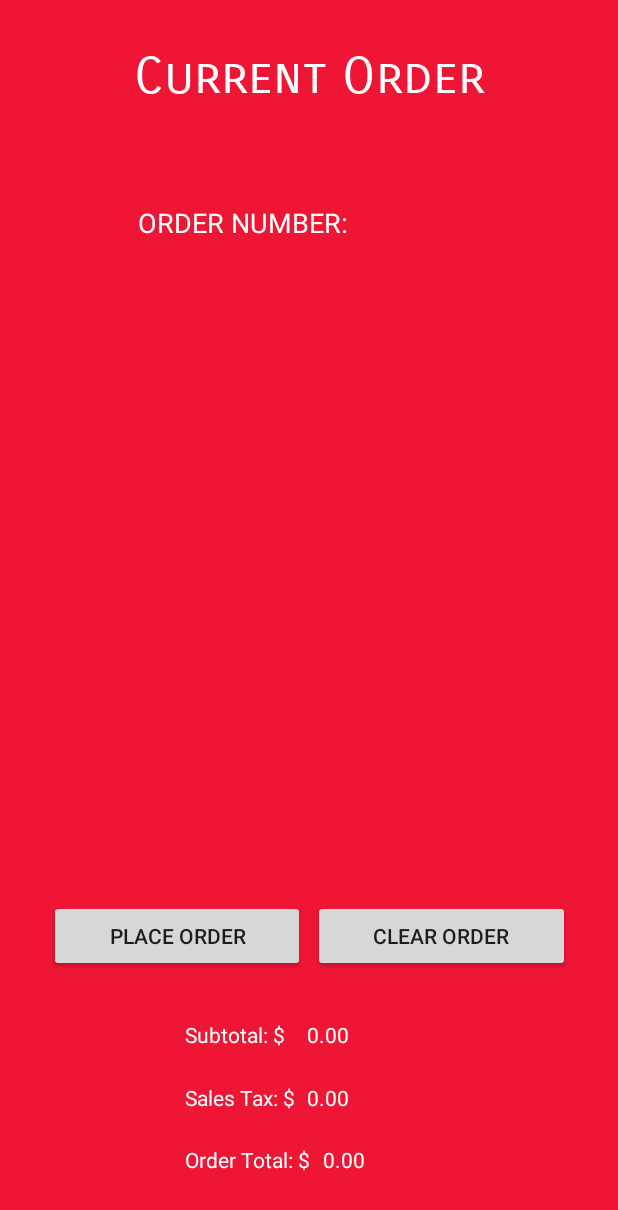
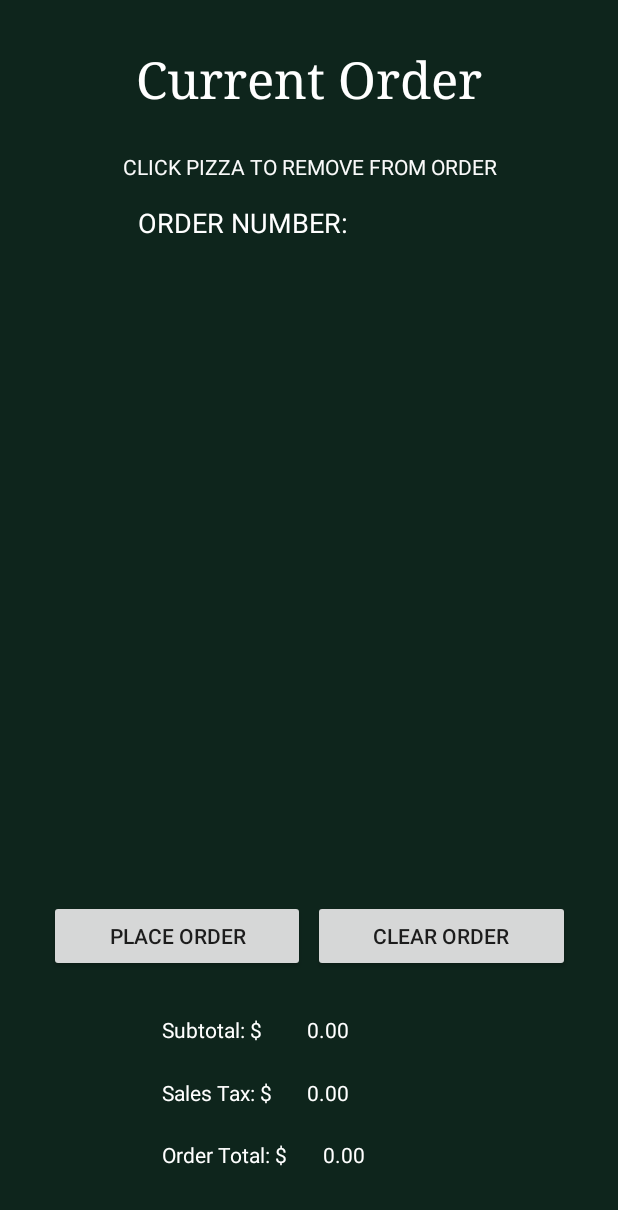
Before and after one commit to sanvicpatel/SoftMethProject5, an Android app: the CurrentOrderActivity screen opened directly, with no data from a screen before it, after a tap on "CLEAR ORDER", on a phone screen of 412 x 824 dp. Shown: the top 1210 px of the screen. Run offline under Robolectric (Android 15) with nearby library versions, the phone set to English and light mode, and no system bars; 6 statements that could not run were skipped; 1 other tap on this screen came first.

Commit message:
finishing touch

```diff
--- a/app/src/main/java/softmeth/rupizza/Order.java
+++ b/app/src/main/java/softmeth/rupizza/Order.java
@@ -24,7 +24,7 @@ public class Order implements Customizeable{
     public Order() {
         orderNumber = currOrder++;
         pizzaList = new ArrayList<>();
-        orderTotal = 0;
+        orderTotal = Constants.EMPTY;
     }
 
     /**
@@ -36,15 +36,6 @@ public class Order implements Customizeable{
         this.pizzaList = (ArrayList<Pizza>) order.pizzaList.clone();
         this.orderNumber = order.getOrderNumber();
         this.orderTotal = order.getOrderTotalDouble();
-    }
-
-    /**
-     * Clears the order and initializes it as a new order.
-     */
-    public void newOrder() {
-        orderNumber = currOrder++;
-        pizzaList = new ArrayList<>();
-        orderTotal = 0;
     }
 
     /**
@@ -120,7 +111,7 @@ public class Order implements Customizeable{
      */
     public String getOrderSubTotal() {
         String output = String.format("%.2f",
-                ((int)(orderTotal * 100) / 100.0));
+                ((int)(orderTotal * Constants.ROUNDER) / Constants.ROUNDER));
         return output;
     }
 
@@ -131,7 +122,7 @@ public class Order implements Customizeable{
      */
     public String getOrderTotal() {
         String output = String.format("%.2f",
-                ((int)(orderTotal*(1+SALES_TAX) * 100) / 100.0));
+                ((int)(orderTotal*(1+SALES_TAX) * Constants.ROUNDER) / Constants.ROUNDER));
         return output;
     }
 
@@ -141,7 +132,7 @@ public class Order implements Customizeable{
      * @return Sales tax as a string.
      */
     public String getSalesTax() {
-        double total = ((int)(orderTotal*SALES_TAX * 100)) / 100.0;
+        double total = ((int)(orderTotal*SALES_TAX * Constants.ROUNDER)) / Constants.ROUNDER;
         return String.format("%.2f", total);
     }
 
@@ -150,10 +141,10 @@ public class Order implements Customizeable{
      */
     public void clear() {
 
-        while(pizzaList.size() > 0) {
-            pizzaList.remove(0);
+        while(pizzaList.size() > Constants.EMPTY) {
+            pizzaList.remove(Constants.EMPTY);
         }
-        this.orderTotal = 0;
+        this.orderTotal = Constants.EMPTY;
     }
 
 }
--- a/app/src/main/res/layout/current_order.xml
+++ b/app/src/main/res/layout/current_order.xml
@@ -1,10 +1,10 @@
 <?xml version="1.0" encoding="utf-8"?>
 <androidx.constraintlayout.widget.ConstraintLayout xmlns:android="http://schemas.android.com/apk/res/android"
     xmlns:app="http://schemas.android.com/apk/res-auto"
-    xmlns:tools="http://schemas.android.com/tools"
+
     android:layout_width="match_parent"
     android:layout_height="match_parent"
-    android:background="#EF1535">
+    android:background="#0E251C">
 
     <TextView
         android:id="@+id/textView"
@@ -13,7 +13,7 @@
         android:layout_marginStart="64dp"
         android:layout_marginEnd="64dp"
         android:backgroundTint="#E91E63"
-        android:fontFamily="sans-serif-smallcaps"
+        android:fontFamily="serif"
         android:includeFontPadding="true"
         android:text="@string/current_value"
         android:textAlignment="center"
@@ -22,12 +22,12 @@
         android:textColor="#FFFFFF"
         android:textSize="34sp"
         android:typeface="serif"
+        app:drawableTint="#FFFFFF"
         app:layout_constraintBottom_toBottomOf="parent"
         app:layout_constraintEnd_toEndOf="parent"
         app:layout_constraintStart_toStartOf="parent"
         app:layout_constraintTop_toTopOf="parent"
-        app:layout_constraintVertical_bias="0.039"
-        app:drawableTint="#FFFFFF" />
+        app:layout_constraintVertical_bias="0.039" />
 
     <LinearLayout
         android:id="@+id/orderNumBox"
@@ -94,8 +94,8 @@
 
     <LinearLayout
         android:id="@+id/linearLayout4"
-        android:layout_width="165dp"
-        android:layout_height="114dp"
+        android:layout_width="196dp"
+        android:layout_height="120dp"
         android:layout_marginBottom="10dp"
         android:orientation="vertical"
         app:layout_constraintBottom_toBottomOf="parent"
@@ -182,4 +182,16 @@
         app:layout_constraintTop_toBottomOf="@+id/orderNumBox"
         app:layout_constraintVertical_bias="0.092" />
 
+    <TextView
+        android:id="@+id/removeInstruct"
+        android:layout_width="311dp"
+        android:layout_height="23dp"
+        android:text="@string/remove_instruction"
+        android:textAlignment="center"
+        android:textColor="#FAFAFA"
+        app:layout_constraintBottom_toTopOf="@+id/orderNumBox"
+        app:layout_constraintEnd_toEndOf="parent"
+        app:layout_constraintStart_toStartOf="parent"
+        app:layout_constraintTop_toBottomOf="@+id/textView" />
+
 </androidx.constraintlayout.widget.ConstraintLayout>
--- a/app/src/main/res/layout/store_orders.xml
+++ b/app/src/main/res/layout/store_orders.xml
@@ -4,13 +4,13 @@
     xmlns:tools="http://schemas.android.com/tools"
     android:layout_width="match_parent"
     android:layout_height="match_parent"
-    android:background="#EA2239">
+    android:background="#0F271C">
 
     <TextView
         android:id="@+id/textView2"
         android:layout_width="wrap_content"
         android:layout_height="wrap_content"
-        android:fontFamily="sans-serif-smallcaps"
+        android:fontFamily="serif"
         android:text="@string/store_orders"
         android:textAlignment="center"
         android:textColor="#E6E6E6"
--- a/app/src/main/res/values/strings.xml
+++ b/app/src/main/res/values/strings.xml
@@ -41,6 +41,9 @@
     <string name="order_number_order">order number</string>
     <string name="order_total_display">Order Total $:</string>
     <string name="cancel_order">Cancel Order</string>
+    <string name="ru_pizza" />
+    <string name="ru_pizza_name">RU Pizza</string>
+    <string name="remove_instruction">CLICK PIZZA TO REMOVE FROM ORDER</string>
 
 
 </resources>
--- a/build.gradle
+++ b/build.gradle
@@ -1,5 +1,5 @@
 // Top-level build file where you can add configuration options common to all sub-projects/modules.
 plugins {
-    id 'com.android.application' version '7.3.1' apply false
-    id 'com.android.library' version '7.3.1' apply false
+    id 'com.android.application' version '7.2.2' apply false
+    id 'com.android.library' version '7.2.2' apply false
 }
```
Also changed, not shown: app/src/main/java/softmeth/rupizza/Constants.java (+18 -0 lines), app/src/main/java/softmeth/rupizza/CurrentOrderActivity.java (+5 -16 lines), app/src/main/java/softmeth/rupizza/MainActivity.java (+6 -10 lines), app/src/main/java/softmeth/rupizza/OrderViewActivity.java (+60 -46 lines), app/src/main/java/softmeth/rupizza/Pizza.java (+1 -21 lines), app/src/main/java/softmeth/rupizza/PizzaRecyclerViewAdaptor.java (+12 -11 lines), app/src/main/java/softmeth/rupizza/StoreOrderActivity.java (+10 -9 lines), app/src/main/res/layout/main.xml (+19 -2 lines).
